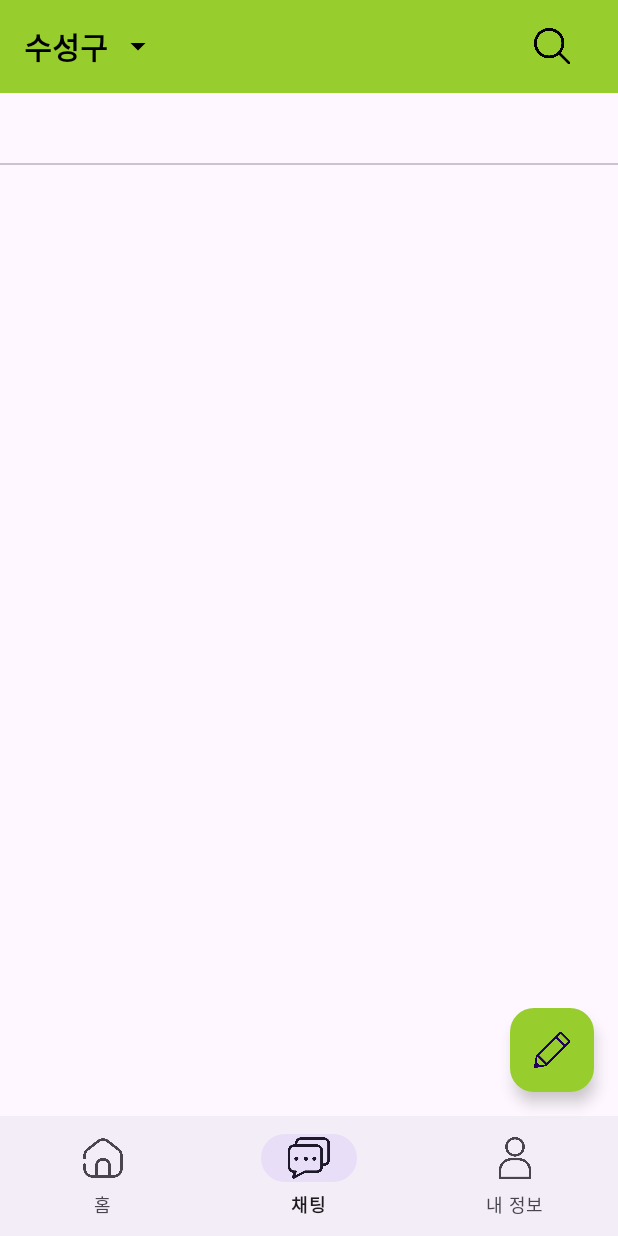
After one commit to jwjang126/SinnaMarket, an Android app: the ChatRoomListActivity screen opened directly, with no data from a screen before it, on a phone screen of 412 x 824 dp. The commit adds this screen. Run offline under Robolectric (Android 15) with nearby library versions, the phone set to English and light mode, and no system bars; our stand-ins replace Firebase (no records; nobody signed in at launch, a user with empty details on screens opened directly).

Commit message:
채팅방 완료 ㅎㅎㅎㅎ

```diff
--- a/app/build.gradle.kts
+++ b/app/build.gradle.kts
@@ -61,6 +61,7 @@ dependencies {
 
     // 사진 Glide
     implementation("com.github.bumptech.glide:glide:4.16.0")
+    implementation(libs.androidx.activity)
     kapt("com.github.bumptech.glide:compiler:4.16.0")
 
     // Test
--- /dev/null
+++ b/app/src/main/java/com/motungi/sinnamarket/main/ChatRoomListActivity.kt
@@ -0,0 +1,102 @@
+package com.motungi.sinnamarket.main
+
+import ChatRoom
+import android.content.Intent
+import android.os.Bundle
+import android.util.Log
+import android.view.View
+import androidx.appcompat.app.AppCompatActivity
+import androidx.recyclerview.widget.LinearLayoutManager
+import androidx.recyclerview.widget.RecyclerView
+import com.google.android.material.bottomnavigation.BottomNavigationView
+import com.google.firebase.auth.FirebaseAuth
+import com.google.firebase.firestore.FirebaseFirestore
+import com.google.firebase.firestore.Query
+import com.motungi.sinnamarket.R
+
+class ChatRoomListActivity : AppCompatActivity() {
+
+    private lateinit var recyclerView: RecyclerView
+    private val chatRooms = mutableListOf<ChatRoom>()
+    private lateinit var adapter: ChatRoomAdapter
+    private val currentUserId = FirebaseAuth.getInstance().currentUser?.uid ?: ""
+
+    override fun onCreate(savedInstanceState: Bundle?) {
+        super.onCreate(savedInstanceState)
+        setContentView(R.layout.activity_chatroom_list)
+
+        recyclerView = findViewById(R.id.chatRoomRecyclerView)
+        adapter = ChatRoomAdapter(chatRooms, currentUserId) { chatRoomId ->
+            // 해당 채팅방으로 이동
+            val intent = Intent(this, ChatroomActivity::class.java)
+            intent.putExtra("chatRoomId", chatRoomId)
+            startActivity(intent)
+        }
+
+        recyclerView.layoutManager = LinearLayoutManager(this)
+        recyclerView.adapter = adapter
+
+        loadChatRooms()
+
+        // BottomNavigationView 가져오기
+        val bottomNav = findViewById<BottomNavigationView>(R.id.bottom_navigation_bar)
+        bottomNav.selectedItemId = R.id.nav_chat // 현재 선택 상태
+
+        bottomNav.setOnItemSelectedListener { item ->
+            when (item.itemId) {
+                R.id.nav_home -> {
+                    val intent = Intent(this, MainActivity::class.java)
+                    intent.flags = Intent.FLAG_ACTIVITY_CLEAR_TOP or Intent.FLAG_ACTIVITY_SINGLE_TOP
+                    startActivity(intent)
+                    true
+                }
+                R.id.nav_chat -> {
+                    // 현재 화면이니까 아무 행동 없음
+                    true
+                }
+                R.id.nav_my_info -> {
+                    val intent = Intent(this, MyInfoActivity::class.java)
+                    startActivity(intent)
+                    true
+                }
+                else -> false
+            }
+        }
+    }
+
+    private fun loadChatRooms() {
+        val db = FirebaseFirestore.getInstance()
+        db.collection("chats")
+            .whereArrayContains("participants", currentUserId)
+            .get()
+            .addOnSuccessListener { docs ->
+                chatRooms.clear()
+                for (doc in docs) {
+                    val participants = doc.get("participants") as? List<String> ?: emptyList()
+                    val itemId = doc.getString("itemId") ?: ""
+
+                    // 마지막 메시지 가져오기
+                    doc.reference.collection("messages")
+                        .orderBy("timestamp", Query.Direction.DESCENDING)
+                        .limit(1)
+                        .get()
+                        .addOnSuccessListener { msgDocs ->
+                            var lastMsg = ""
+                            var lastTime = 0L
+                            var lastSender = ""
+                            if (!msgDocs.isEmpty) {
+                                val msg = msgDocs.documents[0]
+                                lastMsg = msg.getString("text") ?: ""
+                                lastTime = msg.getLong("timestamp") ?: 0L
+                                lastSender = msg.getString("senderId") ?: ""
+                            }
+                            chatRooms.add(ChatRoom(doc.id, participants, itemId, lastMsg, lastTime, lastSender))
+                            adapter.notifyDataSetChanged()
+                        }
+                }
+            }
+            .addOnFailureListener { e ->
+                Log.e("ChatRoomListActivity", "채팅방 불러오기 실패", e)
+            }
+    }
+}
--- a/app/src/main/java/com/motungi/sinnamarket/main/MainActivity.kt
+++ b/app/src/main/java/com/motungi/sinnamarket/main/MainActivity.kt
@@ -83,7 +83,8 @@ class MainActivity : AppCompatActivity() {
                     true
                 }
                 R.id.nav_chat -> {
-                    Toast.makeText(this, "채팅방 목록 화면으로 이동", Toast.LENGTH_SHORT).show()
+                    val intent = Intent(this, ChatRoomListActivity::class.java)
+                    startActivity(intent)
                     true
                 }
                 R.id.nav_my_info -> {
--- /dev/null
+++ b/app/src/main/res/layout/activity_chatroom_list.xml
@@ -0,0 +1,110 @@
+<?xml version="1.0" encoding="utf-8"?>
+<androidx.constraintlayout.widget.ConstraintLayout xmlns:android="http://schemas.android.com/apk/res/android"
+    xmlns:app="http://schemas.android.com/apk/res-auto"
+    xmlns:tools="http://schemas.android.com/tools"
+    android:layout_width="match_parent"
+    android:layout_height="match_parent"
+    android:fitsSystemWindows="true"
+    tools:context="com.motungi.sinnamarket.main.ChatRoomListActivity">
+
+    <!-- 헤더 -->
+    <LinearLayout
+        android:id="@+id/header_layout"
+        android:layout_width="0dp"
+        android:layout_height="wrap_content"
+        android:orientation="horizontal"
+        android:gravity="center_vertical"
+        android:padding="16dp"
+        android:background="#97CD2D"
+        app:layout_constraintTop_toTopOf="parent"
+        app:layout_constraintStart_toStartOf="parent"
+        app:layout_constraintEnd_toEndOf="parent">
+
+        <TextView
+            android:id="@+id/region_text"
+            android:layout_width="wrap_content"
+            android:layout_height="wrap_content"
+            android:text="수성구"
+            android:textSize="20sp"
+            android:textStyle="bold"
+            android:textColor="@android:color/black"
+            android:drawableEnd="@drawable/ic_down_arrow"
+            android:drawablePadding="8dp" />
+
+        <View
+            android:layout_width="0dp"
+            android:layout_height="0dp"
+            android:layout_weight="1" />
+
+        <ImageView
+            android:id="@+id/search_icon"
+            android:layout_width="24dp"
+            android:layout_height="24dp"
+            android:src="@drawable/search_icon"
+            android:layout_marginEnd="16dp"
+            android:contentDescription="검색" />
+    </LinearLayout>
+
+    <!-- SearchView -->
+    <androidx.appcompat.widget.SearchView
+        android:id="@+id/search_view"
+        android:layout_width="0dp"
+        android:layout_height="wrap_content"
+        android:visibility="gone"
+        app:layout_constraintTop_toBottomOf="@id/header_layout"
+        app:layout_constraintStart_toStartOf="parent"
+        app:layout_constraintEnd_toEndOf="parent"
+        android:background="#FFFFFF"
+        android:queryHint="채팅방 검색"
+        app:iconifiedByDefault="false" />
+
+    <!-- TabLayout -->
+    <com.google.android.material.tabs.TabLayout
+        android:id="@+id/tab_layout"
+        android:layout_width="0dp"
+        android:layout_height="wrap_content"
+        app:layout_constraintTop_toBottomOf="@id/search_view"
+        app:layout_constraintStart_toStartOf="parent"
+        app:layout_constraintEnd_toEndOf="parent"
+        app:tabMode="scrollable"
+        app:tabIndicatorColor="?attr/colorPrimary"
+        app:tabSelectedTextColor="?attr/colorPrimary"
+        app:tabTextColor="@android:color/darker_gray" />
+
+    <!-- 채팅방 목록 RecyclerView -->
+    <androidx.recyclerview.widget.RecyclerView
+        android:id="@+id/chatRoomRecyclerView"
+        android:layout_width="0dp"
+        android:layout_height="0dp"
+        android:clipToPadding="false"
+        android:paddingBottom="16dp"
+        app:layout_constraintTop_toBottomOf="@id/tab_layout"
+        app:layout_constraintBottom_toTopOf="@id/bottom_navigation_bar"
+        app:layout_constraintStart_toStartOf="parent"
+        app:layout_constraintEnd_toEndOf="parent" />
+
+    <!-- FloatingActionButton -->
+    <com.google.android.material.floatingactionbutton.FloatingActionButton
+        android:id="@+id/fab_write"
+        android:layout_width="wrap_content"
+        android:layout_height="wrap_content"
+        android:layout_margin="16dp"
+        android:contentDescription="글쓰기"
+        android:src="@drawable/ic_write"
+        app:backgroundTint="#97CD2D"
+        app:layout_constraintEnd_toEndOf="parent"
+        app:layout_constraintBottom_toTopOf="@id/bottom_navigation_bar" />
+
+    <!-- BottomNavigationView -->
+    <com.google.android.material.bottomnavigation.BottomNavigationView
+        android:id="@+id/bottom_navigation_bar"
+        android:layout_width="0dp"
+        android:layout_height="wrap_content"
+        app:itemIconSize="28dp"
+        app:labelVisibilityMode="labeled"
+        app:layout_constraintBottom_toBottomOf="parent"
+        app:layout_constraintStart_toStartOf="parent"
+        app:layout_constraintEnd_toEndOf="parent"
+        app:menu="@menu/bottom_nav_menu" />
+
+</androidx.constraintlayout.widget.ConstraintLayout>
```
Also changed, not shown: app/src/main/AndroidManifest.xml (+8 -4 lines), app/src/main/java/com/motungi/sinnamarket/main/ChatAdapter.kt (+19 -11 lines), app/src/main/java/com/motungi/sinnamarket/main/ChatRoom.kt (added, +8 -0 lines), app/src/main/java/com/motungi/sinnamarket/main/ChatRoomAdapter.kt (added, +70 -0 lines), app/src/main/java/com/motungi/sinnamarket/main/ChatroomActivity.kt (+18 -3 lines), app/src/main/res/layout/activity_chat_room_adapter.xml (added, +10 -0 lines), app/src/main/res/layout/item_chat_room.xml (added, +50 -0 lines).
